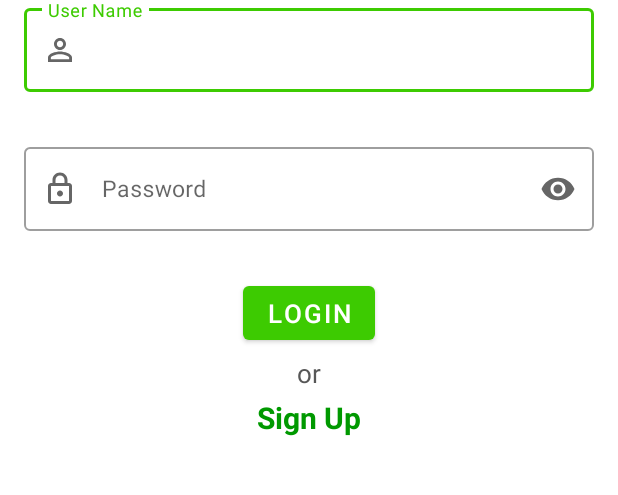
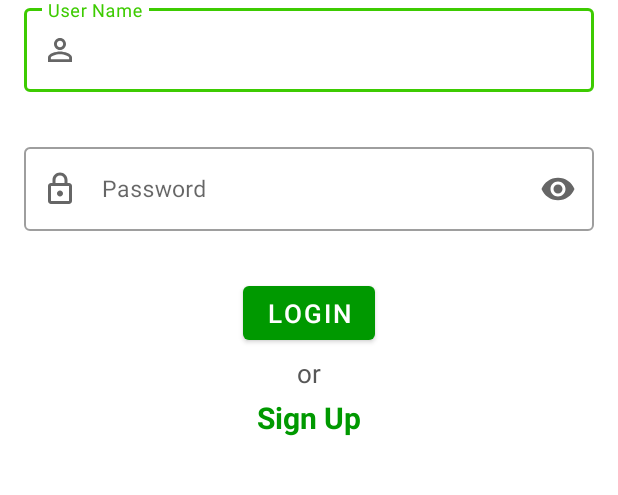
Before and after one commit to daehan-lim/isu-corp-acme, an Android app: the screen it shows after launch (LoginActivity), on a phone screen of 412 x 824 dp, the part 261-756 px from its top. Run offline under Robolectric (Android 15) with nearby library versions, the phone set to English and light mode, and no system bars; our stand-ins replace data binding; 3 statements that could not run were skipped.

Commit message:
Change login button color to primary dark

```diff
--- a/app/src/main/java/ca/isucorp/acme/ui/login/SignUpActivity.kt
+++ b/app/src/main/java/ca/isucorp/acme/ui/login/SignUpActivity.kt
@@ -27,8 +27,6 @@ class SignUpActivity : AppCompatActivity() {
         toolBarTitle.text = getString(R.string.create_account)
         toolbar.setUpInActivity(this, DEFAULT_GO_BACK_ANIMATION)
 
-
-
     }
 
     override fun onBackPressed() {
--- a/app/src/main/res/layout/layout_activity_login_content.xml
+++ b/app/src/main/res/layout/layout_activity_login_content.xml
@@ -93,6 +93,7 @@
         android:textColor="@color/white"
         android:textSize="@dimen/button_login_text_size"
         style="@style/button_login"
+        app:backgroundTint="@color/primaryDarkColor"
         />
 
     <TextView
```
